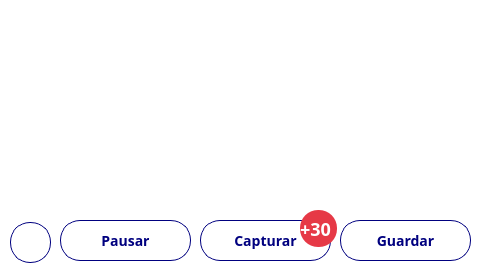
The window that src/views/Monitoring.ui (Giocerz/water_quality_rpi) describes before a commit, drawn with Qt 5.
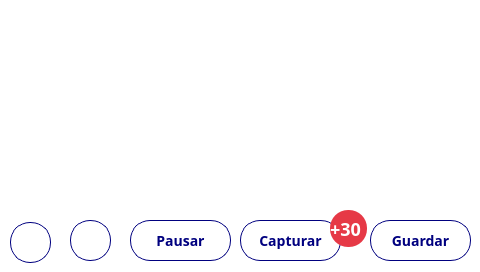
The same window after the commit.

Commit message: feat: automatic monitoring

```diff
--- a/src/views/Monitoring.ui
+++ b/src/views/Monitoring.ui
@@ -38,9 +38,9 @@
    <widget class="QPushButton" name="saveBtn">
     <property name="geometry">
      <rect>
-      <x>340</x>
+      <x>370</x>
       <y>220</y>
-      <width>131</width>
+      <width>101</width>
       <height>41</height>
      </rect>
     </property>
@@ -54,9 +54,9 @@
    <widget class="QPushButton" name="pauseBtn">
     <property name="geometry">
      <rect>
-      <x>60</x>
+      <x>130</x>
       <y>220</y>
-      <width>131</width>
+      <width>101</width>
       <height>41</height>
      </rect>
     </property>
@@ -92,9 +92,9 @@
    <widget class="QPushButton" name="captureBtn">
     <property name="geometry">
      <rect>
-      <x>200</x>
+      <x>240</x>
       <y>220</y>
-      <width>131</width>
+      <width>101</width>
       <height>41</height>
      </rect>
     </property>
@@ -108,7 +108,7 @@
    <widget class="QLabel" name="captureCountLbl">
     <property name="geometry">
      <rect>
-      <x>300</x>
+      <x>330</x>
       <y>210</y>
       <width>37</width>
       <height>37</height>
@@ -136,6 +136,28 @@
      </rect>
     </property>
    </widget>
+   <widget class="QPushButton" name="optionsBtn">
+    <property name="geometry">
+     <rect>
+      <x>70</x>
+      <y>220</y>
+      <width>41</width>
+      <height>41</height>
+     </rect>
+    </property>
+    <property name="styleSheet">
+     <string notr="true">	height: 40px;
+	border-radius: 20px;
+	border: 1px solid #00007f;
+	background-color: white;
+	color: #00007f;
+	font-weight: 500;
+	font-size: 16px;</string>
+    </property>
+    <property name="text">
+     <string/>
+    </property>
+   </widget>
    <zorder>indicatorsWidget</zorder>
    <zorder>saveBtn</zorder>
    <zorder>pauseBtn</zorder>
```
Left out of the diff: 1 changed line with no effect on the pictures. The commit also changes 11 other files.
